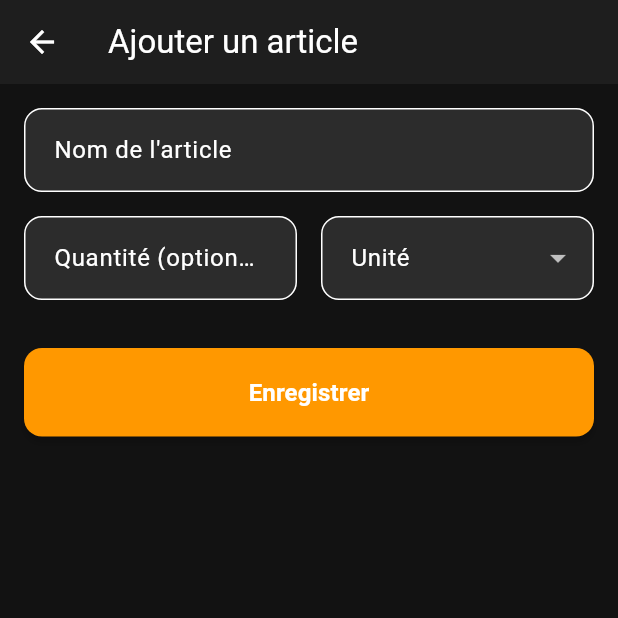
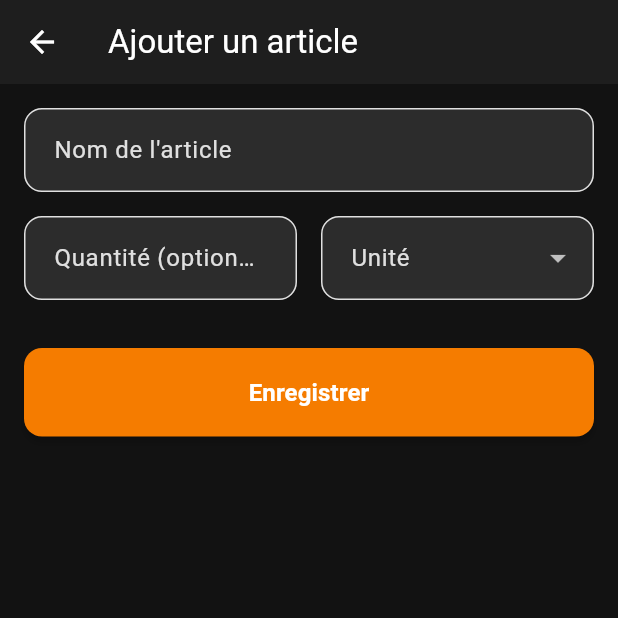
Before and after one commit to PavelDelhomme/cooking_recipes, a Flutter app: the AddShoppingItemScreen screen opened directly, on a phone screen of 412 x 824 dp, the top half of it. Run offline on Flutter 3.47's test engine with Material 3 defaults, Android fonts, the light colour scheme and no system bars; our stand-ins replace shared_preferences; missing offline and left inert: dart:html; accounts and stored records are empty.

Commit message:
dev: configuration IP 192.168.1.134 - 2025-12-02 22:13:41

```diff
--- a/frontend/lib/theme/app_theme.dart
+++ b/frontend/lib/theme/app_theme.dart
@@ -62,16 +62,26 @@ class AppTheme {
     useMaterial3: true,
     brightness: Brightness.dark,
     colorScheme: ColorScheme.dark(
-      primary: Colors.orange,
-      secondary: Colors.orangeAccent,
+      primary: Colors.orange.shade700, // Orange plus foncé pour mode sombre
+      secondary: Colors.orangeAccent.shade400,
+      tertiary: Colors.orange.shade300, // Pour les accents
       surface: const Color(0xFF121212),
       background: const Color(0xFF121212),
       error: Colors.red,
-      onPrimary: Colors.black,
-      onSecondary: Colors.black,
+      // Texte sur orange : blanc pour être visible
+      onPrimary: Colors.white,
+      onSecondary: Colors.white,
+      onTertiary: Colors.black87, // Texte sombre sur orange clair
       onSurface: Colors.white,
       onBackground: Colors.white,
       onError: Colors.white,
+      // Containers pour meilleur contraste
+      primaryContainer: Colors.orange.shade900,
+      secondaryContainer: Colors.orange.shade800,
+      onPrimaryContainer: Colors.white,
+      onSecondaryContainer: Colors.white,
+      surfaceVariant: const Color(0xFF2C2C2C),
+      onSurfaceVariant: Colors.grey[300]!,
     ),
     scaffoldBackgroundColor: const Color(0xFF121212),
     cardTheme: CardThemeData(
@@ -95,8 +105,8 @@ class AppTheme {
     ),
     floatingActionButtonTheme: FloatingActionButtonThemeData(
       elevation: 4,
-      backgroundColor: Colors.orange,
-      foregroundColor: Colors.white,
+      backgroundColor: Colors.orange.shade700, // Orange plus foncé
+      foregroundColor: Colors.white, // Texte blanc pour contraste
       shape: RoundedRectangleBorder(
         borderRadius: BorderRadius.circular(16),
       ),
@@ -116,8 +126,8 @@ class AppTheme {
           borderRadius: BorderRadius.circular(12),
         ),
         elevation: 2,
-        backgroundColor: Colors.orange,
-        foregroundColor: Colors.white,
+        backgroundColor: Colors.orange.shade700, // Orange plus foncé
+        foregroundColor: Colors.white, // Texte blanc pour contraste
       ),
     ),
     chipTheme: ChipThemeData(
@@ -127,6 +137,9 @@ class AppTheme {
       padding: const EdgeInsets.symmetric(horizontal: 12, vertical: 8),
       backgroundColor: const Color(0xFF2C2C2C),
       labelStyle: const TextStyle(color: Colors.white),
+      // Pour les chips avec couleur primaire (orange)
+      selectedColor: Colors.orange.shade700,
+      checkmarkColor: Colors.white, // Texte blanc sur orange
     ),
     listTileTheme: ListTileThemeData(
       shape: RoundedRectangleBorder(
@@ -140,20 +153,24 @@ class AppTheme {
     dialogBackgroundColor: const Color(0xFF1E1E1E),
     bottomNavigationBarTheme: BottomNavigationBarThemeData(
       backgroundColor: const Color(0xFF1E1E1E),
-      selectedItemColor: Colors.orange,
+      selectedItemColor: Colors.orange.shade400, // Orange plus clair pour être visible
       unselectedItemColor: Colors.grey[500],
+      selectedLabelStyle: const TextStyle(color: Colors.white), // Texte blanc sur sélection
     ),
     navigationBarTheme: NavigationBarThemeData(
       backgroundColor: const Color(0xFF1E1E1E),
-      indicatorColor: Colors.orange.withOpacity(0.3),
-      labelTextStyle: MaterialStateProperty.all(
-        const TextStyle(color: Colors.white),
-      ),
+      indicatorColor: Colors.orange.shade700.withOpacity(0.3),
+      labelTextStyle: MaterialStateProperty.resolveWith((states) {
+        if (states.contains(MaterialState.selected)) {
+          return const TextStyle(color: Colors.white, fontWeight: FontWeight.w600);
+        }
+        return TextStyle(color: Colors.grey[400]!);
+      }),
       iconTheme: MaterialStateProperty.resolveWith((states) {
         if (states.contains(MaterialState.selected)) {
-          return const IconThemeData(color: Colors.orange);
+          return const IconThemeData(color: Colors.white); // Icône blanche sur orange
         }
-        return const IconThemeData(color: Colors.grey);
+        return IconThemeData(color: Colors.grey[400]!);
       }),
     ),
   );
--- a/frontend/lib/widgets/unit_selector.dart
+++ b/frontend/lib/widgets/unit_selector.dart
@@ -78,7 +78,11 @@ class UnitSelector extends StatelessWidget {
                     value: unit,
                     child: Row(
                       children: [
-                        Icon(Icons.star, size: 16, color: Colors.orange),
+                        Icon(
+                          Icons.star,
+                          size: 16,
+                          color: Theme.of(context).colorScheme.primary,
+                        ),
                         const SizedBox(width: 8),
                         Text(unit),
                       ],
```
Also changed, not shown: 2 other files.
